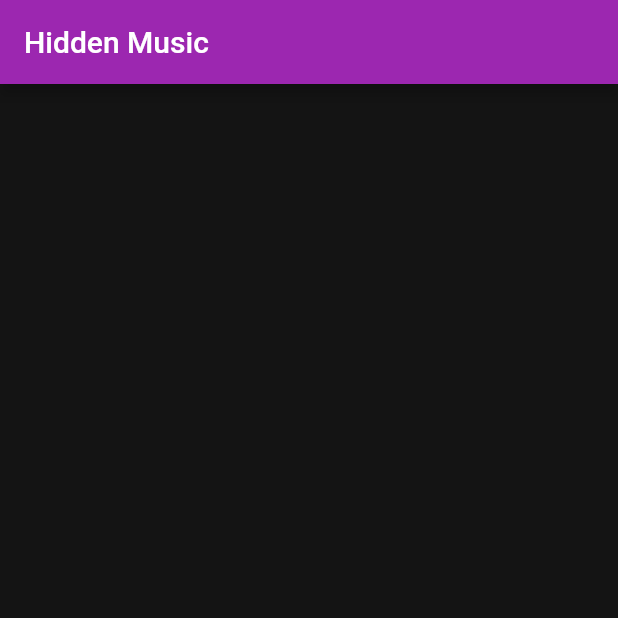
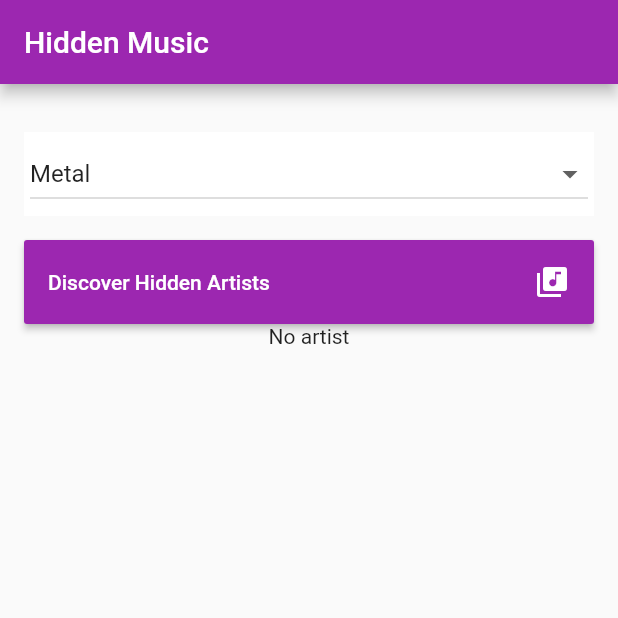
Before and after one commit to mlmorgan/hidden_music, a Flutter app: the screen it shows after launch, on a phone screen of 412 x 824 dp, the top half of it. Run offline on Flutter 3.47's test engine with Material 2 defaults, Android fonts, the phone set to English and light mode, and no system bars; our stand-ins replace shared_preferences.

Commit message:
starter UI added

```diff
--- a/lib/helpers/spotify_helper.dart
+++ b/lib/helpers/spotify_helper.dart
@@ -6,19 +6,27 @@ import 'package:shared_preferences/shared_preferences.dart';
 
 import 'auth_helper.dart' as auth;
 import '../models/access_token.dart';
+import '../models/artist.dart';
 
 class SpotifyHelper {
-  static void getArtist(String genre) async {
-    var random = new Random();
-    var offset = random.nextInt(100);
-    var accessToken = await _getAccessToken();
-    var url =
+  static Future<Artist> getArtist(String genre) async {
+    final random = new Random();
+    final offset = random.nextInt(100);
+    final accessToken = await _getAccessToken();
+    final url =
         'https://api.spotify.com/v1/search?q=genre%3A$genre%20tag%3Ahipster&type=artist&limit=1&offset=$offset';
 
-    var response =
+    final response =
         await http.get(url, headers: {'Authorization': 'Bearer $accessToken'});
     print('Response status: ${response.statusCode}');
     print('Response body: ${response.body}');
+
+    final artist = json.decode(response.body)['artists']['items'][0];
+    return Artist(
+      name: artist['name'],
+      imageURL: artist['images'][0]['url'],
+      spotifyURL: artist['external_urls']['spotify'],
+    );
   }
 
   static Future<String> _getAccessToken() async {
--- a/lib/main.dart
+++ b/lib/main.dart
@@ -1,19 +1,28 @@
 import 'package:flutter/material.dart';
+import 'package:provider/provider.dart';
 
 import 'screens/home_screen.dart';
+import 'providers/genres.dart';
 
 void main() => runApp(MyApp());
 
 class MyApp extends StatelessWidget {
   @override
   Widget build(BuildContext context) {
-    return MaterialApp(
-      title: 'Hidden Music',
-      theme: ThemeData(
-        primarySwatch: Colors.purple,
-        backgroundColor: Color.fromRGBO(20, 20, 20, 1),
+    return MultiProvider(
+      providers: [
+        ChangeNotifierProvider.value(
+          value: Genres(),
+        ),
+      ],
+      child: MaterialApp(
+        title: 'Hidden Music',
+        theme: ThemeData(
+          primarySwatch: Colors.purple,
+          //backgroundColor: Color.fromRGBO(20, 20, 20, 1),
+        ),
+        home: HomeScreen(),
       ),
-      home: HomeScreen(),
     );
   }
 }
--- /dev/null
+++ b/lib/models/artist.dart
@@ -0,0 +1,11 @@
+class Artist {
+  final name;
+  final imageURL;
+  final spotifyURL;
+
+  Artist({
+    this.name,
+    this.imageURL,
+    this.spotifyURL,
+  });
+}
--- /dev/null
+++ b/lib/providers/genres.dart
@@ -0,0 +1,19 @@
+import 'package:flutter/foundation.dart';
+
+class Genres with ChangeNotifier {
+  static const _genres = <String>['Metal', 'Alternative', 'Electronic'];
+  var _currentGenre = _genres[0];
+
+  List<String> get genres {
+    return _genres;
+  }
+
+  String get currentGenre {
+    return _currentGenre;
+  }
+
+  void setCurrentGenre(newGenre) {
+    _currentGenre = newGenre;
+    notifyListeners();
+  }
+}
--- a/lib/screens/home_screen.dart
+++ b/lib/screens/home_screen.dart
@@ -1,10 +1,26 @@
 import 'package:flutter/material.dart';
+import 'package:provider/provider.dart';
 
 import '../helpers/spotify_helper.dart';
+import '../widgets/genre_selector.dart';
+import '../providers/genres.dart';
+import '../widgets/artist_view.dart';
+import '../models/artist.dart';
 
-class HomeScreen extends StatelessWidget {
-  HomeScreen() {
-    SpotifyHelper.getArtist('alternative');
+class HomeScreen extends StatefulWidget {
+  HomeScreen() {}
+
+  @override
+  _HomeScreenState createState() => _HomeScreenState();
+}
+
+class _HomeScreenState extends State<HomeScreen> {
+  var artistName = 'No artist';
+  void _getArtist(String genre) async {
+    final artist = await SpotifyHelper.getArtist(genre.toLowerCase());
+    setState(() {
+      artistName = artist.name;
+    });
   }
 
   @override
@@ -13,7 +29,35 @@ class HomeScreen extends StatelessWidget {
       appBar: AppBar(
         title: Text('Hidden Music'),
       ),
-      backgroundColor: Theme.of(context).backgroundColor,
+      //backgroundColor: Theme.of(context).backgroundColor,
+      body: Container(
+        margin: EdgeInsets.all(16),
+        child: Column(
+          children: <Widget>[
+            GenreSelector(),
+            Consumer<Genres>(
+              builder: (ctx, genres, _) => RaisedButton(
+                onPressed: () {
+                  _getArtist(genres.currentGenre);
+                },
+                color: Theme.of(context).primaryColor,
+                child: Row(
+                  children: <Widget>[
+                    Text('Discover Hidden Artists'),
+                    Icon(Icons.library_music)
+                  ],
+                  mainAxisAlignment: MainAxisAlignment.spaceBetween,
+                ),
+                textColor: Colors.white,
+                padding: const EdgeInsets.all(16),
+              ),
+            ),
+            ArtistView(
+              name: artistName,
+            ),
+          ],
+        ),
+      ),
     );
   }
 }
--- /dev/null
+++ b/lib/widgets/artist_view.dart
@@ -0,0 +1,17 @@
+import 'package:flutter/material.dart';
+
+class ArtistView extends StatelessWidget {
+  final name;
+
+  ArtistView({this.name});
+  @override
+  Widget build(BuildContext context) {
+    return Container(
+      child: Column(
+        children: <Widget>[
+          Text(name),
+        ],
+      ),
+    );
+  }
+}
--- /dev/null
+++ b/lib/widgets/genre_selector.dart
@@ -0,0 +1,33 @@
+import 'package:flutter/material.dart';
+import 'package:provider/provider.dart';
+
+import '../providers/genres.dart';
+
+class GenreSelector extends StatelessWidget {
+  @override
+  Widget build(BuildContext context) {
+    return Container(
+      padding: const EdgeInsets.all(4),
+      margin: const EdgeInsets.symmetric(vertical: 16),
+      color: Colors.white,
+      child: Consumer<Genres>(
+        builder: (ctx, genres, _) => DropdownButton(
+          items: genres.genres.map<DropdownMenuItem<String>>((String value) {
+            return DropdownMenuItem<String>(
+              value: value,
+              child: Text(value),
+            );
+          }).toList(),
+          onChanged: (String newValue) {
+            //setState(() {
+            genres.setCurrentGenre(newValue);
+            //});
+          },
+          isExpanded: true,
+          value: genres.currentGenre,
+          //underline: Container(),
+        ),
+      ),
+    );
+  }
+}
--- a/pubspec.yaml
+++ b/pubspec.yaml
@@ -21,6 +21,7 @@ dependencies:
     sdk: flutter
   http: ^0.12.0+4
   shared_preferences: ^0.5.6+3
+  provider: ^4.0.4
 
   # The following adds the Cupertino Icons font to your application.
   # Use with the CupertinoIcons class for iOS style icons.
```
Also changed, not shown: pubspec.lock.
